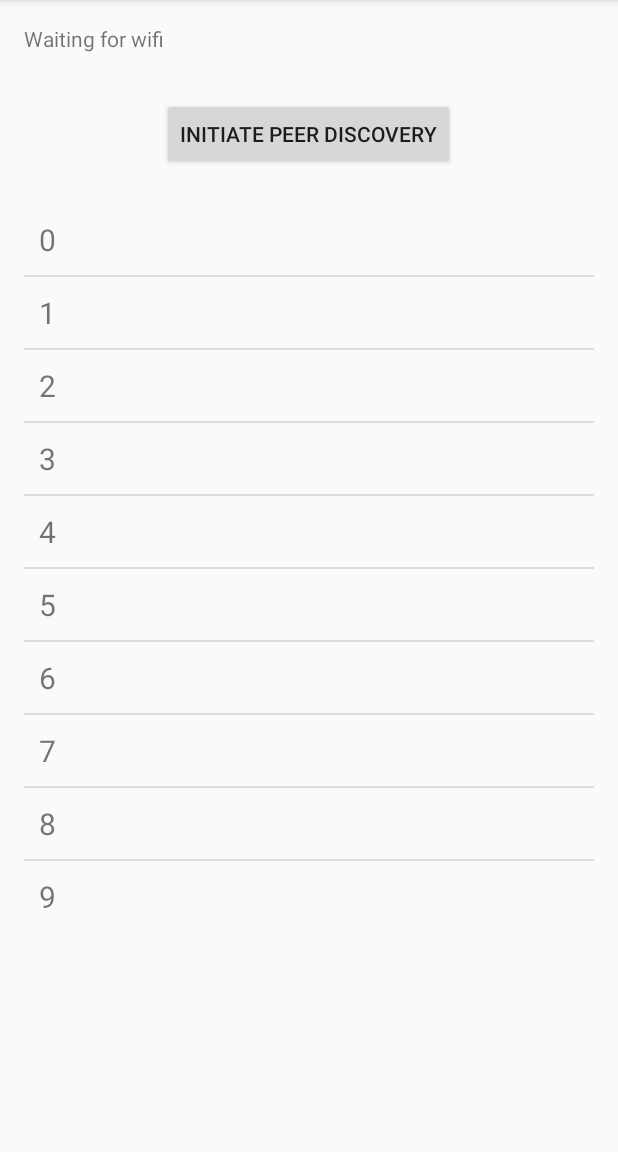
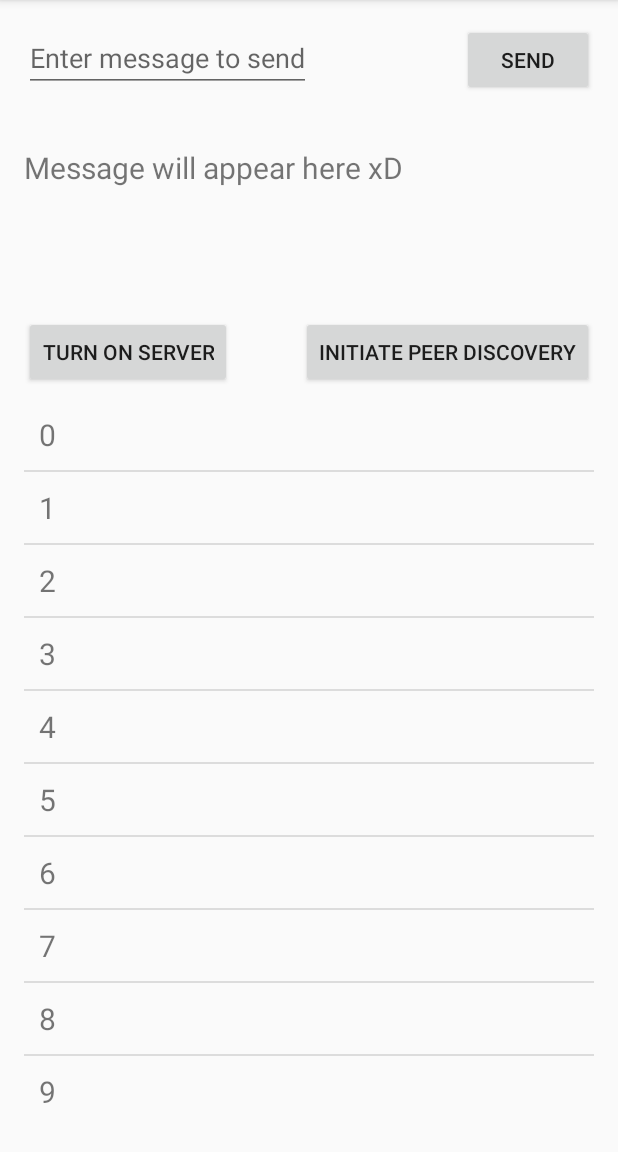
Before and after one commit to Carried-by-Compiler/Battleships, an Android app: the screen it shows after launch (MainActivity), on a phone screen of 412 x 824 dp, the part 84-1236 px from its top. Run offline under Robolectric (Android 15) with nearby library versions, the light colour scheme and no system bars.

Commit message:
Message sending implemented. Current Problems: - Message sending is unidirectional.

```diff
--- a/Battleships/app/src/main/res/layout/activity_main.xml
+++ b/Battleships/app/src/main/res/layout/activity_main.xml
@@ -10,26 +10,54 @@
     android:paddingTop="@dimen/activity_vertical_margin"
     tools:context="com.example.battleships.MainActivity">
 
-    <TextView
+    <ListView
+        android:layout_width="match_parent"
+        android:layout_height="wrap_content"
+        android:id="@+id/peer_list"
+        android:layout_marginTop="250dp">
+
+    </ListView>
+
+    <EditText
         android:layout_width="wrap_content"
         android:layout_height="wrap_content"
-        android:text="@string/wifi_identification"
-        android:id="@+id/wifi_indicator"/>
+        android:id="@+id/Message"
+        android:hint="@string/message_box_hint"
+        android:inputType="textNoSuggestions"/>
+
+    <Button
+        android:layout_width="wrap_content"
+        android:layout_height="wrap_content"
+        android:id="@+id/send_message"
+        android:text="@string/send_button"
+        android:layout_alignParentTop="true"
+        android:layout_alignParentEnd="true" />
+
+    <TextView
+        android:layout_width="match_parent"
+        android:layout_height="wrap_content"
+        android:id="@+id/message_display"
+        android:text="Message will appear here xD"
+        android:textSize="20dp"
+        android:layout_below="@+id/send_message"
+        android:layout_alignParentStart="true"
+        android:layout_marginTop="34dp" />
 
     <Button
         android:text="@string/button"
         android:layout_width="wrap_content"
         android:layout_height="wrap_content"
-        android:layout_below="@+id/wifi_indicator"
-        android:layout_centerHorizontal="true"
-        android:layout_marginTop="30dp"
-        android:id="@+id/button" />
+        android:layout_marginTop="85dp"
+        android:id="@+id/button"
+        android:layout_below="@+id/message_display"
+        android:layout_alignParentEnd="true" />
 
-    <ListView
-        android:layout_width="match_parent"
+    <Button
+        android:layout_width="wrap_content"
         android:layout_height="wrap_content"
-        android:id="@+id/peer_list"
-        android:layout_marginTop="120dp">
-
-    </ListView>
+        android:id="@+id/start_server"
+        android:text="Turn On Server"
+        android:layout_alignBaseline="@+id/button"
+        android:layout_alignBottom="@+id/button"
+        android:layout_alignParentStart="true" />
 </RelativeLayout>
--- a/Battleships/app/src/main/res/values/strings.xml
+++ b/Battleships/app/src/main/res/values/strings.xml
@@ -2,4 +2,6 @@
     <string name="app_name">Battleships</string>
     <string name="wifi_identification">Waiting for wifi</string>
     <string name="button">Initiate Peer Discovery</string>
+    <string name="message_box_hint">Enter message to send</string>
+    <string name="send_button">Send</string>
 </resources>
```
Also changed, not shown: Battleships/app/src/main/java/com/example/battleships/Client.java (added, +60 -0 lines), Battleships/app/src/main/java/com/example/battleships/MainActivity.java (+64 -14 lines), Battleships/app/src/main/java/com/example/battleships/Server.java (added, +57 -0 lines), Battleships/app/src/main/java/com/example/battleships/WiFiDirectBroadcastReceiver.java (+9 -2 lines).
